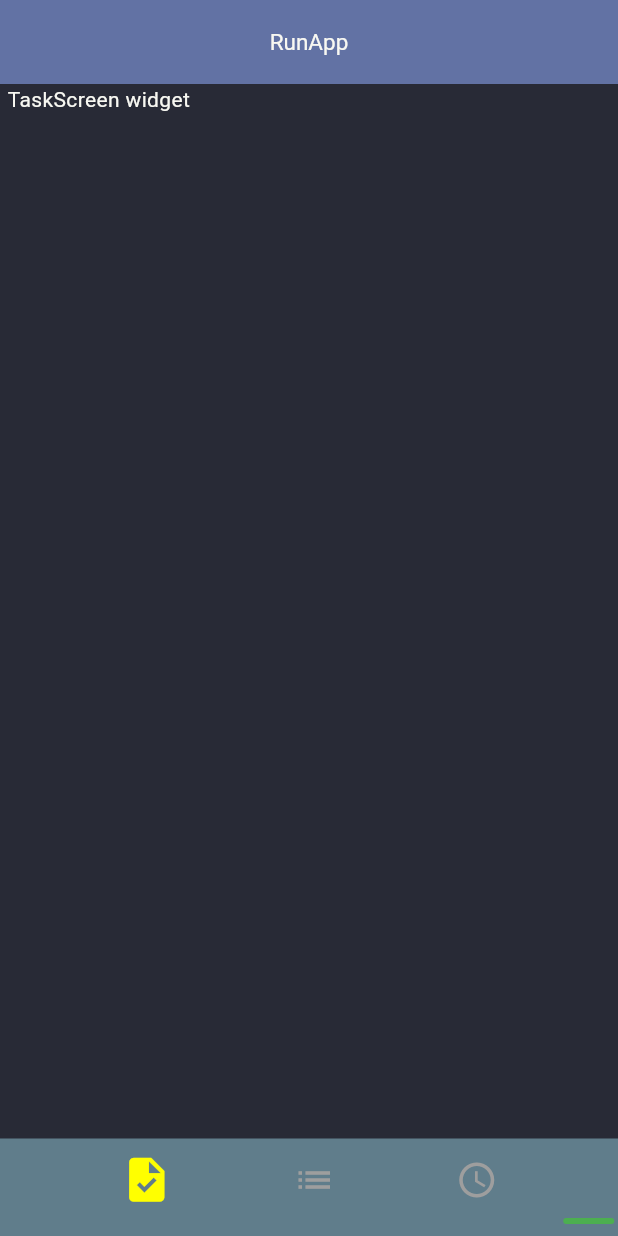
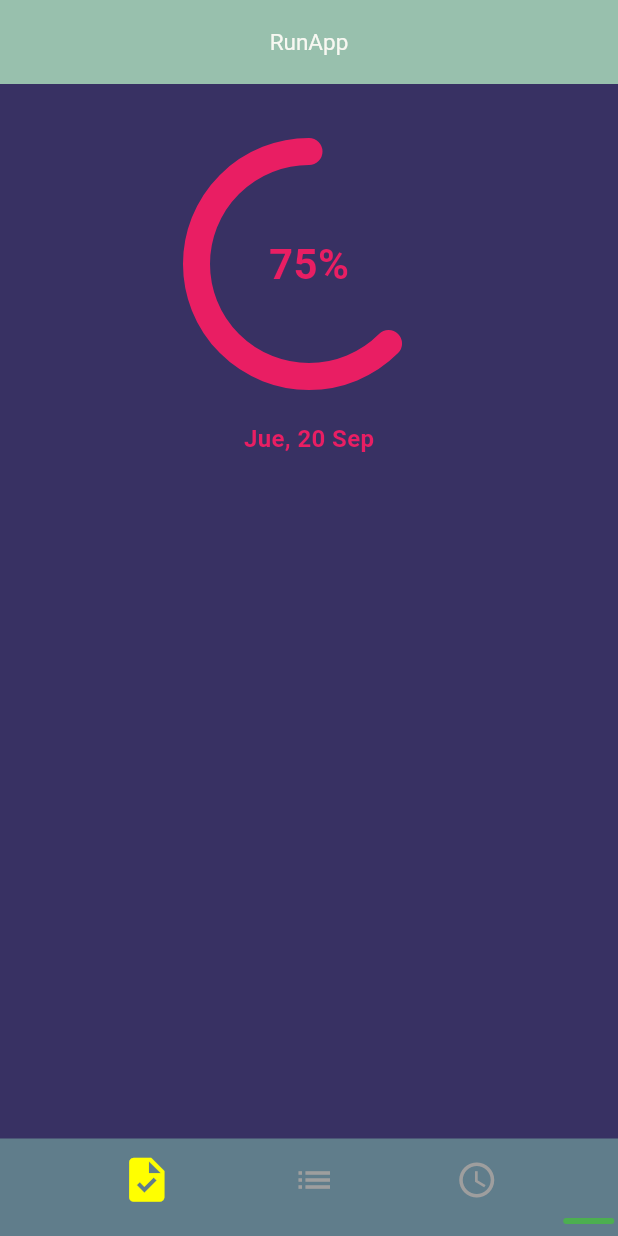
Before and after one commit to JoseYe628/productivity_app, a Flutter app: the screen it shows after launch, on a phone screen of 412 x 824 dp. Run offline on Flutter 3.47's test engine with Material 3 defaults, Android fonts, the phone set to English and light mode, and no system bars; our stand-ins replace flutter_bloc.

Commit message:
Diseño del CircularProgress y de widget de fecha

```diff
--- a/lib/screens/home/screens/task_screen.dart
+++ b/lib/screens/home/screens/task_screen.dart
@@ -1,4 +1,5 @@
 import 'package:flutter/material.dart';
+import 'package:productivity_app/widgets/widgets.dart';
 
 class TaskScreen extends StatelessWidget {
   const TaskScreen({super.key});
@@ -9,7 +10,33 @@ class TaskScreen extends StatelessWidget {
       height: double.infinity,
       width: double.infinity,
       padding: EdgeInsets.symmetric(horizontal: 5),
-      child: const Text("TaskScreen widget"),
+      child: Column(
+        children: [
+          SizedBox(height: 35,),
+          TasksProgress(),
+          SizedBox(height: 20,),
+          _DateWidget(),
+          // TODO: TasksWidget
+        ],
+      ),
     );
   }
 }
+
+class _DateWidget extends StatelessWidget {
+  const _DateWidget({super.key});
+
+  @override
+  Widget build(BuildContext context){
+    return Container(
+      child: const Text(
+        "Jue, 20 Sep",
+        style: TextStyle(
+          color: Colors.pink,
+          fontWeight: FontWeight.bold,
+          fontSize: 16,
+        ),
+      ),
+    );
+  }
+}
--- a/lib/theme/themes/dracula_theme.dart
+++ b/lib/theme/themes/dracula_theme.dart
@@ -4,8 +4,8 @@ import 'package:productivity_app/theme/app_theme.dart';
 
 class DraculaLightTheme extends AppTheme {
   DraculaLightTheme() : super(
-    backgroundColor: const Color(0xFF282A36), // Color de fondo
-    primaryColor: const Color(0xFF6272A4), // Color principal
+    backgroundColor: const Color(0xFF383163), // Color de fondo
+    primaryColor: const Color(0xFF98C0AD), // Color principal
     seccondaryColor: const Color(0xFF44475A), // Color secundario
     accentColor: const Color(0xFFFF79C6), // Color de acento
     textColor: const Color(0xFFF8F8F2), // Color del texto
--- a/lib/widgets/custom_bottom_navigation_bar/widgets/custom_bottom_navigation_item.dart
+++ b/lib/widgets/custom_bottom_navigation_bar/widgets/custom_bottom_navigation_item.dart
@@ -32,7 +32,6 @@ class _CustomBottomNavigationItemState extends State<CustomBottomNavigationItem>
     animationSize = Tween(begin: 28.0, end: 35.0).animate(controller);
     setState(() {});
     controller.addListener((){
-      if(widget.index == 0){ print(controller.value); }
       setState((){
         iconColor = animationColor.value;
         iconSize = animationSize.value;
--- /dev/null
+++ b/lib/widgets/tasks/tasks_progress/circular_draw.dart
@@ -0,0 +1,44 @@
+
+import 'dart:math';
+
+import 'package:flutter/material.dart';
+
+class CircularDraw extends StatelessWidget {
+  const CircularDraw({
+    super.key,
+  });
+
+  @override
+  Widget build(BuildContext context) {
+    return Transform.rotate(
+      angle: -pi/2,
+      child: Transform.flip(
+        flipY: true,
+        child: CustomPaint(
+          size: Size(150, 150),
+          painter: _CircularProgress(),
+        ),
+      ),
+    );
+  }
+}
+
+class _CircularProgress extends CustomPainter {
+  @override
+  void paint(Canvas canvas, Size size) {
+    var brush = Paint()
+      ..color = Colors.pink
+      ..strokeCap = StrokeCap.round
+      ..strokeWidth = 18
+      ..style = PaintingStyle.stroke;
+    var mainCircleDiameter = size.width;
+    final rect = Rect.fromLTWH(0, 0, mainCircleDiameter, mainCircleDiameter);
+    canvas.drawArc(rect, 0.0, (5*pi)/4, false, brush);
+  }
+
+  @override
+  bool shouldRepaint(covariant CustomPainter oldDelegate) {
+    return true;
+  }
+
+}
--- /dev/null
+++ b/lib/widgets/tasks/tasks_progress/tasks_progress.dart
@@ -0,0 +1,39 @@
+
+import 'package:flutter/material.dart';
+import 'package:productivity_app/widgets/tasks/tasks_progress/circular_draw.dart';
+
+class TasksProgress extends StatelessWidget {
+  const TasksProgress({super.key});
+
+  @override
+  Widget build(BuildContext context){
+    return Container(
+      margin: EdgeInsets.all(10),
+      height: 150,
+      width: 150,
+      child: Stack(
+        children: [
+          CircularDraw(),
+          _Percent()
+        ],
+      ),
+    );
+  }
+}
+
+class _Percent extends StatelessWidget {
+  const _Percent({
+    super.key,
+  });
+
+  @override
+  Widget build(BuildContext context) {
+    return Align(
+      alignment: Alignment.center,
+      child: Text(
+        "75%",
+        style: TextStyle(fontSize: 28, fontWeight: FontWeight.bold, color: Colors.pink),
+      )
+    );
+  }
+}
--- a/lib/widgets/widgets.dart
+++ b/lib/widgets/widgets.dart
@@ -1,3 +1,5 @@
+
 
 export 'package:productivity_app/widgets/custom_bottom_navigation_bar/custom_bottom_navigation_bar.dart';
 export 'package:productivity_app/widgets/custom_bottom_navigation_bar/widgets/widgets.dart';
+export 'package:productivity_app/widgets/tasks/tasks_progress/tasks_progress.dart';
```
